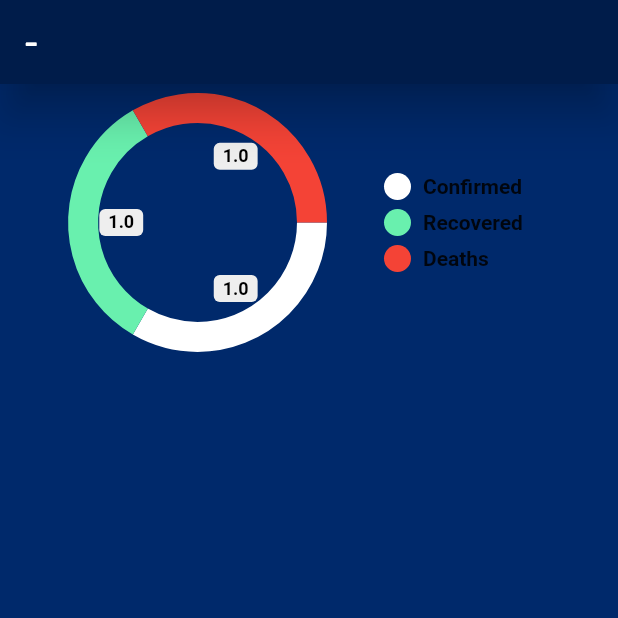
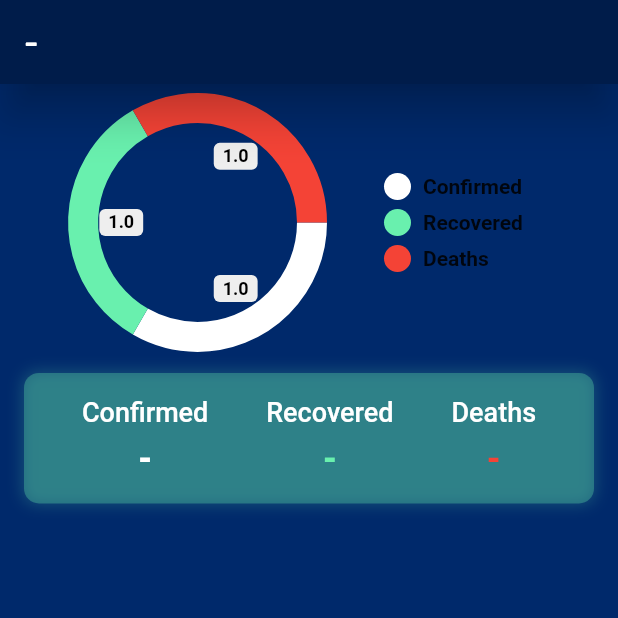
Before and after one commit to bayysp/Covid19-Monitoring, a Flutter app: the DetailPage screen opened directly, on a phone screen of 412 x 824 dp, the top half of it. Run offline on Flutter 3.47's test engine with Material 2 defaults, Android fonts, the phone set to English and light mode, and no system bars; drawn by our look-alikes of pie_chart; our stand-ins replace google_fonts; network calls fail.

Commit message:
adding cardview to show detail case on selected country

```diff
--- a/lib/ui/page/detail_page.dart
+++ b/lib/ui/page/detail_page.dart
@@ -16,7 +16,10 @@ class DetailPage extends StatelessWidget {
         appBar: AppBar(
           backgroundColor: Color(0xFF001C4A),
           elevation: 12,
-          title: Text((selectedLocation != null) ? selectedLocation + " Country Detail" : "-",
+          title: Text(
+              (selectedLocation != null)
+                  ? selectedLocation + " Country Detail"
+                  : "-",
               style: GoogleFonts.rubik(
                 textStyle: TextStyle(fontWeight: FontWeight.w500),
               )),
@@ -25,7 +28,6 @@ class DetailPage extends StatelessWidget {
           color: Color(0xFF00296B),
           child: ListView(
             children: <Widget>[
-
               //first children is for pie chart
               //for a pie chart
               Container(
@@ -33,9 +35,7 @@ class DetailPage extends StatelessWidget {
                 child: PieChart(
                   chartValueBackgroundColor: Colors.white,
                   showLegends: true,
-                  legendStyle: TextStyle(
-                    color: Colors.white
-                  ),
+                  legendStyle: TextStyle(color: Colors.white),
                   animationDuration: Duration(milliseconds: 2000),
                   dataMap: (countryDetailProvider?.countryDetailModel != null)
                       ? countryDetailProvider.dataMap
@@ -47,6 +47,113 @@ class DetailPage extends StatelessWidget {
                       defaultChartValueStyle.copyWith(color: Colors.white),
                 ),
               ),
+
+              //second children for detail with cardview
+              Container(
+                padding: EdgeInsets.fromLTRB(0, 16, 0, 16),
+                margin: EdgeInsets.fromLTRB(16, 8, 16, 8),
+                width: MediaQuery.of(context).size.width / 1,
+                decoration: BoxDecoration(
+                    color: Color(0xFF69F0AE).withOpacity(0.3),
+                    borderRadius: BorderRadius.circular(10),
+                    boxShadow: [
+                      BoxShadow(
+                          color: Color(0xFF69F0AE).withOpacity(0.2),
+                          blurRadius: 8.0,
+                          spreadRadius: 0.8)
+                    ]),
+                child: Column(
+                  children: <Widget>[
+                    Row(
+                      mainAxisAlignment: MainAxisAlignment.spaceEvenly,
+                      children: <Widget>[
+                        Column(
+                          children: <Widget>[
+                            Container(
+                              margin: EdgeInsets.only(bottom: 8),
+                              child: Text(
+                                "Confirmed",
+                                style: TextStyle(
+                                    fontWeight: FontWeight.w500,
+                                    fontSize: 18,
+                                    color: Colors.white),
+                              ),
+                            ),
+                            Text(
+                              (countryDetailProvider?.countryDetailModel !=
+                                      null)
+                                  ? countryDetailProvider
+                                      ?.countryDetailModel?.confirmed?.value
+                                      ?.toString()
+                                  : "-",
+                              style: TextStyle(
+                                  fontWeight: FontWeight.w900,
+                                  fontSize: 22,
+                                  color: Colors.white),
+                            ),
+                          ],
+                        ),
+
+                        // Second Children for recovered Data
+                        Column(
+                          children: <Widget>[
+                            Container(
+                              margin: EdgeInsets.only(bottom: 8),
+                              child: Text(
+                                "Recovered",
+                                style: TextStyle(
+                                    fontWeight: FontWeight.w500,
+                                    fontSize: 18,
+                                    color: Colors.white),
+                              ),
+                            ),
+                            Text(
+                              (countryDetailProvider?.countryDetailModel !=
+                                      null)
+                                  ? countryDetailProvider
+                                      ?.countryDetailModel?.recovered?.value
+                                      ?.toString()
+                                  : "-",
+                              style: TextStyle(
+                                  fontWeight: FontWeight.w900,
+                                  fontSize: 22,
+                                  color: Colors.greenAccent),
+                            ),
+                          ],
+                        ),
+
+                        //third child for deaths data
+                        Column(
+                          children: <Widget>[
+                            Container(
+                              margin: EdgeInsets.only(bottom: 8),
+                              child: Text(
+                                "Deaths",
+                                style: TextStyle(
+                                    fontWeight: FontWeight.w500,
+                                    fontSize: 18,
+                                    color: Colors.white),
+                              ),
+                            ),
+                            Text(
+                              (countryDetailProvider?.countryDetailModel !=
+                                      null)
+                                  ? countryDetailProvider
+                                      ?.countryDetailModel?.deaths?.value
+                                      ?.toString()
+                                  : "-",
+                              style: TextStyle(
+                                  fontWeight: FontWeight.w900,
+                                  fontSize: 22,
+                                  color: Colors.red),
+                            ),
+                          ],
+                        )
+                      ],
+                    ),
+                  ],
+                ),
+              )
             ],
           ),
         ),
@@ -54,6 +161,7 @@ class DetailPage extends StatelessWidget {
     );
   }
 }
+
 Map<String, double> zeroMap() {
   Map<String, double> res = Map();
   res.putIfAbsent("Confirmed", () => 1);
```
